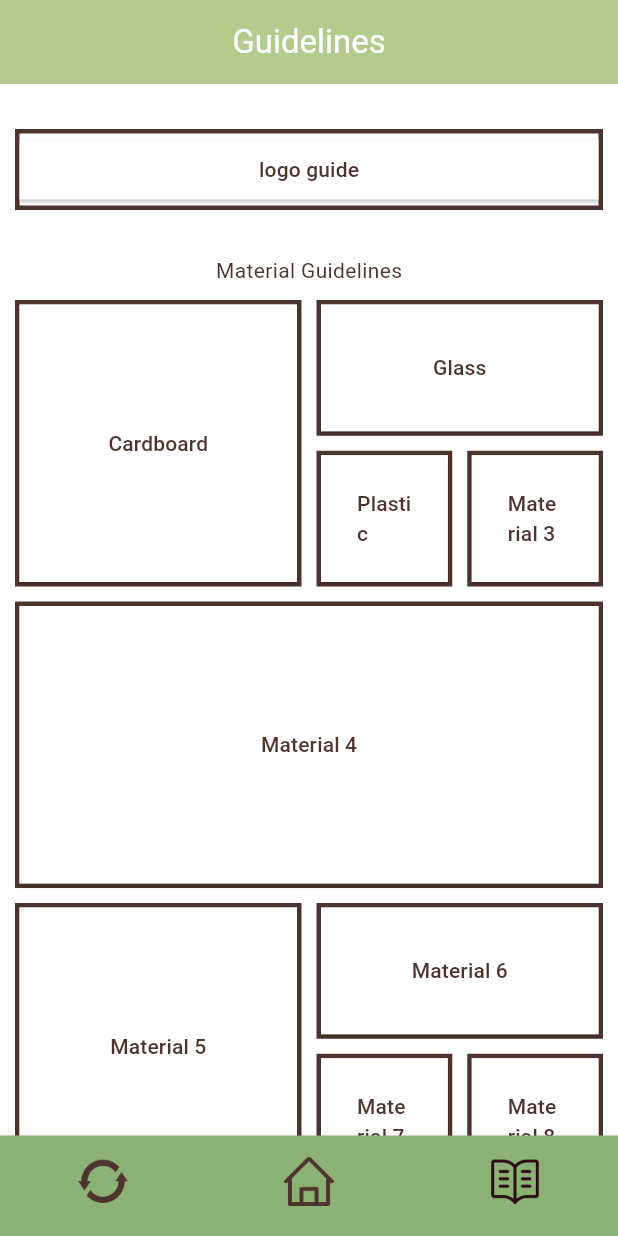
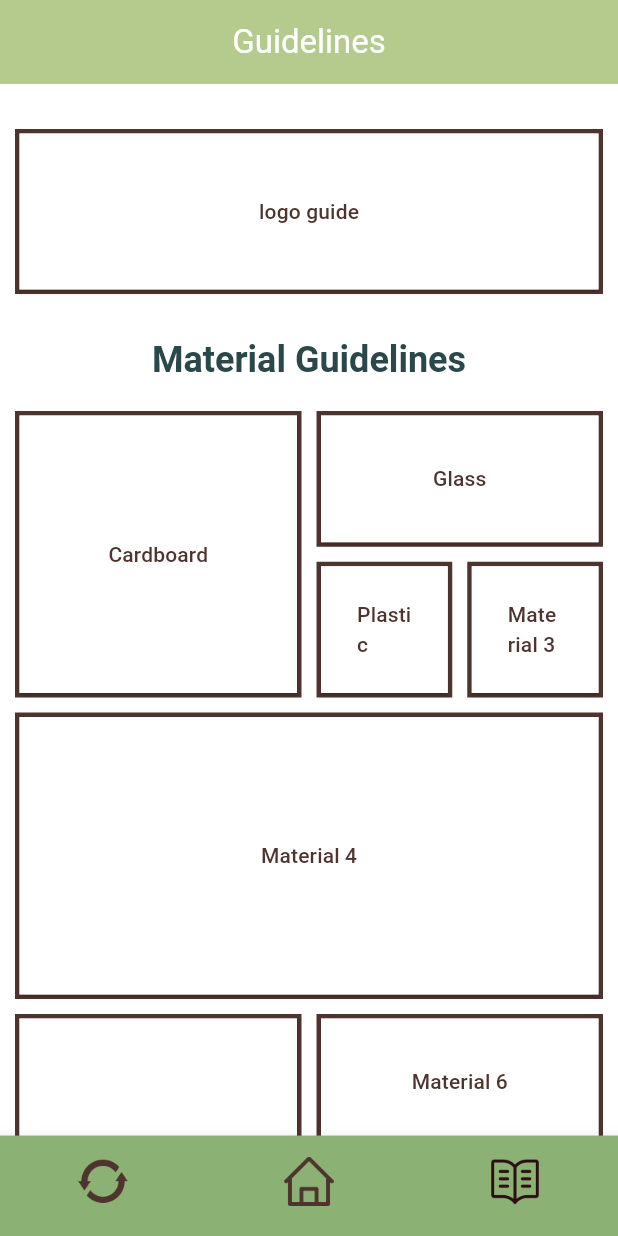
Before and after one commit to Choggsy/recycling_flutter_app, a Flutter app: the screen it shows after launch, item 3 of the bottom bar chosen, on a phone screen of 412 x 824 dp. Run offline on Flutter 3.47's test engine with Material 3 defaults, Android fonts, the phone set to English and light mode, and no system bars.

Commit message:
21.04.25 : guidelines formatting

```diff
--- a/lib/properties/app_theme.dart
+++ b/lib/properties/app_theme.dart
@@ -29,6 +29,11 @@ class AppTheme {
       textTheme: TextTheme(
         bodyLarge: TextStyle(color: AppColors.darkRedBrown),
         bodyMedium: TextStyle(color: AppColors.darkBrown),
+        displayMedium: TextStyle(
+          color: AppColors.darkGreen,
+          fontSize: 24.0, // Adjust the font size as needed
+          fontWeight: FontWeight.bold,
+        ),
       ),
       appBarTheme: AppBarTheme(
         color: AppColors.greenish,
--- a/lib/view/guidelines_page.dart
+++ b/lib/view/guidelines_page.dart
@@ -19,22 +19,20 @@ class GuidelinesPage extends StatelessWidget {
         child: Column(
           children: [
             Space.medium.box,
-            SizedBox(
-              width: double.infinity, // Make the button as wide as the parent
-              child: TileButton(
-                label: "logo guide",
-                index: 0, // Adjust the index as needed
-                getPage: getMaterialPage,
-              ),
+            buildTileButton("logo guide", 3, getMaterialPage),
+            Space.large.box,
+            Text(
+              'Material Guidelines',
+              style: Theme.of(context).textTheme.displayMedium,
             ),
-            Space.large.box,
-            Text('Material Guidelines'),
-            Space.small.box,
+            Space.medium.box,
             MosaicButtons.buildMosaicGrid(
               context,
               ['Cardboard', 'Glass', 'Plastic', 'Material 3', 'Material 4', 'Material 5', 'Material 6', 'Material 7', 'Material 8'],
               getMaterialPage,
             ),
+            Space.medium.box,
+            buildTileButton("Room Selection", 4, getMaterialPage),
           ],
         ),
       ),
@@ -49,4 +47,16 @@ class GuidelinesPage extends StatelessWidget {
       ),
     );
   }
+
+  Widget buildTileButton(String label, int index, Function getPage) {
+    return SizedBox(
+      width: double.infinity,
+      height: 110.0, // Adjust the height as needed
+      child: TileButton(
+        label: label,
+        index: index,
+        getPage: getPage,
+      ),
+    );
+  }
 }
```
Also changed, not shown: lib/helper/get_material_page.dart (+9 -4 lines), lib/view/logo_guide_page.dart (added, +17 -0 lines), lib/view/room_guide_page.dart (added, +17 -0 lines).
